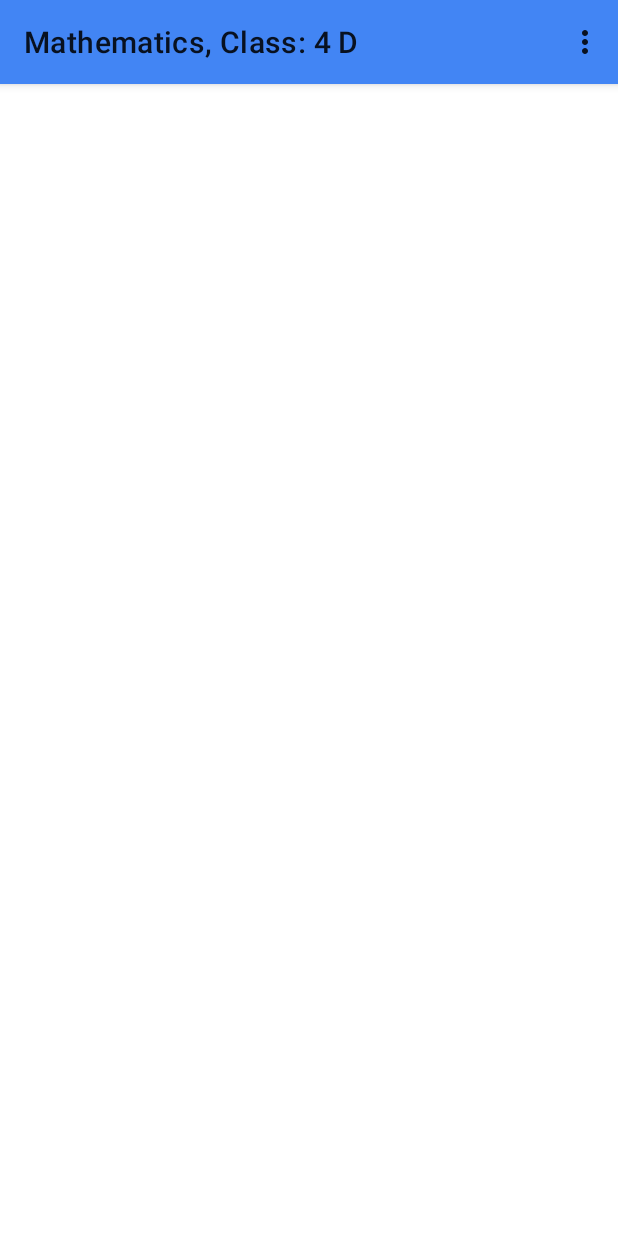
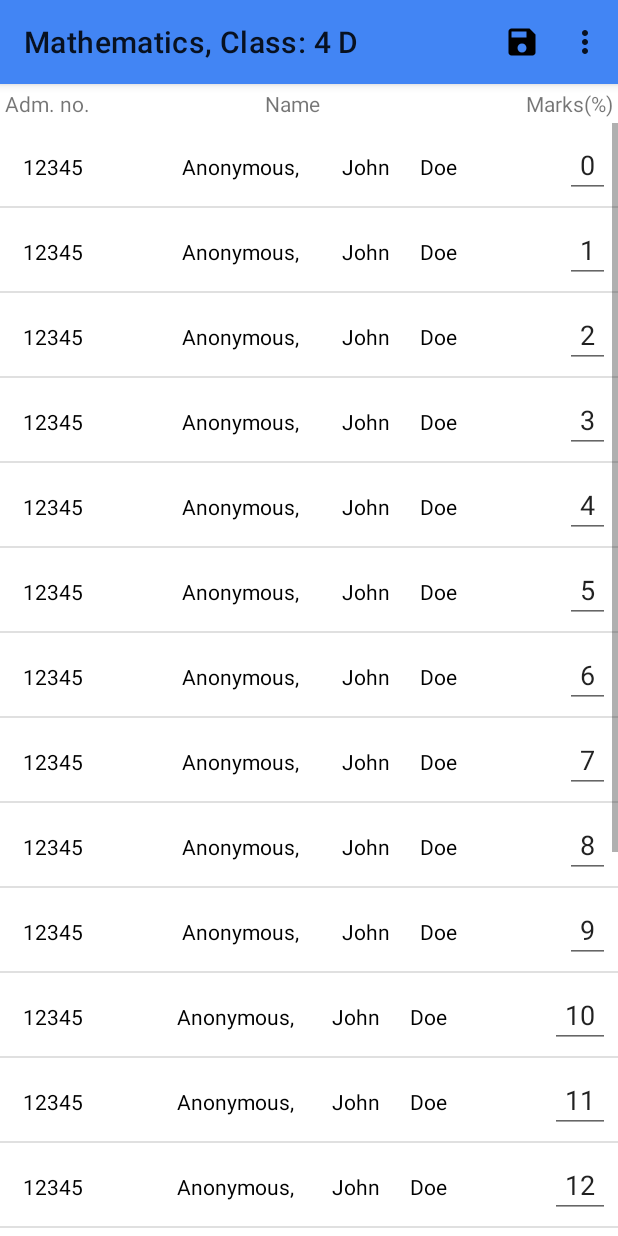
Before and after one commit to Githongo/IsoMarks, an Android app: the screen it shows after launch (EditmarksActivity), after a tap on "Mathematics", on a phone screen of 412 x 824 dp. Run offline under Robolectric (Android 15) with nearby library versions, the phone set to English and light mode, and no system bars.

Commit message:
Edit marks UI updated

```diff
--- /dev/null
+++ b/app/src/main/java/com/blume/edithelpers/EditAdapter.java
@@ -0,0 +1,98 @@
+package com.blume.edithelpers;
+
+import android.content.Context;
+import android.text.Editable;
+import android.text.TextWatcher;
+import android.view.LayoutInflater;
+import android.view.View;
+import android.view.ViewGroup;
+import android.widget.BaseAdapter;
+import android.widget.EditText;
+
+import com.blume.isomarks.R;
+
+import java.util.ArrayList;
+
+public class EditAdapter extends BaseAdapter {
+
+    private Context context;
+    public static ArrayList<EditModel> editModelArrayList;
+
+    public EditAdapter(Context context, ArrayList<EditModel> editModelArrayList) {
+
+        this.context = context;
+        this.editModelArrayList = editModelArrayList;
+    }
+
+    @Override
+    public int getViewTypeCount() {
+        return getCount();
+    }
+    @Override
+    public int getItemViewType(int position) {
+
+        return position;
+    }
+    @Override
+    public int getCount() {
+        return editModelArrayList.size();
+    }
+
+    @Override
+    public Object getItem(int position) {
+        return editModelArrayList.get(position);
+    }
+
+    @Override
+    public long getItemId(int position) {
+        return 0;
+    }
+
+    @Override
+    public View getView(final int position, View convertView, ViewGroup parent) {
+        final ViewHolder holder;
+
+        if (convertView == null) {
+            holder = new ViewHolder();
+            LayoutInflater inflater = (LayoutInflater) context
+                    .getSystemService(Context.LAYOUT_INFLATER_SERVICE);
+            convertView = inflater.inflate(R.layout.item_editmarks, null, true);
+
+            holder.editText = (EditText) convertView.findViewById(R.id.editid);
+
+            convertView.setTag(holder);
+        }else {
+            // the getTag returns the viewHolder object set as a tag to the view
+            holder = (ViewHolder)convertView.getTag();
+        }
+
+        holder.editText.setText(editModelArrayList.get(position).getEditTextValue());
+
+        holder.editText.addTextChangedListener(new TextWatcher() {
+            @Override
+            public void beforeTextChanged(CharSequence charSequence, int i, int i1, int i2) {
+
+            }
+
+            @Override
+            public void onTextChanged(CharSequence charSequence, int i, int i1, int i2) {
+                editModelArrayList.get(position).setEditTextValue(holder.editText.getText().toString());
+
+            }
+
+            @Override
+            public void afterTextChanged(Editable s) {
+
+            }
+
+        });
+
+        return convertView;
+    }
+
+    private class ViewHolder {
+
+        protected EditText editText;
+
+    }
+}
--- /dev/null
+++ b/app/src/main/java/com/blume/edithelpers/EditModel.java
@@ -0,0 +1,13 @@
+package com.blume.edithelpers;
+
+public class EditModel {
+    private String editTextValue;
+
+    public String getEditTextValue() {
+        return editTextValue;
+    }
+
+    public void setEditTextValue(String editTextValue) {
+        this.editTextValue = editTextValue;
+    }
+}
--- a/app/src/main/java/com/blume/isomarks/EditmarksActivity.java
+++ b/app/src/main/java/com/blume/isomarks/EditmarksActivity.java
@@ -7,18 +7,35 @@ import androidx.appcompat.widget.Toolbar;
 import android.os.Bundle;
 import android.view.Menu;
 import android.view.MenuItem;
+import android.widget.ListView;
 import android.widget.Toast;
 
+import com.blume.edithelpers.EditAdapter;
+import com.blume.edithelpers.EditModel;
+
+import java.util.ArrayList;
+
 public class EditmarksActivity extends AppCompatActivity {
+    private ListView editLv;
+    private EditAdapter editAdapter;
+    public ArrayList<EditModel> editModelArrayList;
 
     @Override
     protected void onCreate(Bundle savedInstanceState) {
         super.onCreate(savedInstanceState);
         setContentView(R.layout.activity_editmarks);
-
+        //initializing toolbar
         Toolbar myToolbar = findViewById(R.id.editmarks_toolbar);
         setSupportActionBar(myToolbar);
         setTitle(getIntent().getExtras().getString("subjectName")+", "+getIntent().getExtras().getString("stream"));
+
+        //initializing lv
+        editLv = (ListView) findViewById(R.id.editListView);
+
+        editModelArrayList = populateList();
+        editAdapter = new EditAdapter(this,editModelArrayList);
+        editLv.setAdapter(editAdapter);
+
     }
 
     //inflating toolbar with menu res
@@ -38,6 +55,24 @@ public class EditmarksActivity extends AppCompatActivity {
         if (itemId == R.id.editmarks_menu_sort_by_admno){
             Toast.makeText(EditmarksActivity.this, "Sorted...", Toast.LENGTH_SHORT).show();
         }
+        if (itemId == R.id.editmarks_menu_save){
+            String Mark = EditAdapter.editModelArrayList.get(0).getEditTextValue();
+            Toast.makeText(EditmarksActivity.this, Mark, Toast.LENGTH_SHORT).show();
+        }
         return super.onOptionsItemSelected(item);
     }
+
+    private ArrayList<EditModel> populateList() {
+        ArrayList<EditModel> list = new ArrayList<>();
+
+        for(int i = 0; i < 20; i++){
+            EditModel editModel = new EditModel();
+            editModel.setEditTextValue(String.valueOf(i));
+            list.add(editModel);
+        }
+
+        return list;
+    }
+
+
 }
--- /dev/null
+++ b/app/src/main/res/drawable/ic_save_black_24dp.xml
@@ -0,0 +1,9 @@
+<vector xmlns:android="http://schemas.android.com/apk/res/android"
+        android:width="24dp"
+        android:height="24dp"
+        android:viewportWidth="24.0"
+        android:viewportHeight="24.0">
+    <path
+        android:fillColor="#FF000000"
+        android:pathData="M17,3L5,3c-1.11,0 -2,0.9 -2,2v14c0,1.1 0.89,2 2,2h14c1.1,0 2,-0.9 2,-2L21,7l-4,-4zM12,19c-1.66,0 -3,-1.34 -3,-3s1.34,-3 3,-3 3,1.34 3,3 -1.34,3 -3,3zM15,9L5,9L5,5h10v4z"/>
+</vector>
--- a/app/src/main/res/layout/activity_editmarks.xml
+++ b/app/src/main/res/layout/activity_editmarks.xml
@@ -22,18 +22,34 @@
         app:menu="@menu/actionbar_menu"
         app:popupTheme="@style/ThemeOverlay.AppCompat.Light" />
 
-    <androidx.core.widget.NestedScrollView
+    <androidx.appcompat.widget.LinearLayoutCompat
         android:layout_width="match_parent"
-        android:layout_height="match_parent">
-        <androidx.recyclerview.widget.RecyclerView
+        android:layout_height="wrap_content"
+        android:padding="3dp"
+        >
+        <TextView
+            android:layout_width="0dp"
+            android:layout_height="wrap_content"
+            android:layout_weight="1.0"
+            android:text="Adm. no."/>
+        <TextView
+            android:layout_width="0dp"
+            android:layout_height="wrap_content"
+            android:layout_weight="1.0"
+            android:text="Name"/>
+        <TextView
+            android:layout_width="wrap_content"
+            android:layout_height="wrap_content"
+            android:text="Marks(%)"/>
+
+    </androidx.appcompat.widget.LinearLayoutCompat>
+
+        <ListView
             android:layout_width="match_parent"
             android:layout_height="wrap_content"
-            android:id="@+id/subjectRecyclerView"
-            android:scrollbars="vertical"
-            >
-        </androidx.recyclerview.widget.RecyclerView>
+            android:id="@+id/editListView"
+            ></ListView>
 
-    </androidx.core.widget.NestedScrollView>
 
 
 
--- /dev/null
+++ b/app/src/main/res/layout/item_editmarks.xml
@@ -0,0 +1,51 @@
+<?xml version="1.0" encoding="utf-8"?>
+<LinearLayout xmlns:android="http://schemas.android.com/apk/res/android"
+    android:orientation="vertical" android:layout_width="match_parent"
+    android:layout_height="match_parent">
+
+    <LinearLayout
+        android:layout_width="match_parent"
+        android:layout_height="wrap_content"
+        android:orientation="horizontal"
+        android:padding="5dp">
+
+        <TextView
+            android:layout_width="0dp"
+            android:layout_weight="1.0"
+            android:layout_height="wrap_content"
+            android:textColor="#000"
+            android:padding="10sp"
+            android:text="12345"/>
+        <TextView
+            android:layout_width="0dp"
+            android:layout_weight="1.0"
+            android:layout_height="wrap_content"
+            android:textColor="#000"
+            android:padding="10sp"
+            android:text="Anonymous,"/>
+        <TextView
+            android:layout_width="wrap_content"
+            android:layout_height="wrap_content"
+            android:textColor="#000"
+            android:padding="10sp"
+            android:text="John"/>
+        <TextView
+            android:layout_width="0dp"
+            android:layout_weight="1.0"
+            android:layout_height="wrap_content"
+            android:textColor="#000"
+            android:padding="10sp"
+            android:text="Doe"/>
+
+        <EditText
+            android:id="@+id/editid"
+            android:layout_width="wrap_content"
+            android:layout_height="wrap_content"
+            android:maxLength="2"
+            android:inputType="number"
+            android:padding="10sp"
+            android:text="99" />
+
+    </LinearLayout>
+
+</LinearLayout>
--- a/app/src/main/res/layout/item_subject.xml
+++ b/app/src/main/res/layout/item_subject.xml
@@ -29,6 +29,7 @@
             android:text="Subject"
             android:textSize="30dp"
             android:textStyle="bold"
+            android:textColor="#000"
             />
 
         <TextView
--- a/app/src/main/res/menu/actionbar_menu.xml
+++ b/app/src/main/res/menu/actionbar_menu.xml
@@ -5,7 +5,6 @@
 
     <item android:id="@+id/actionbar_help"
         android:icon="@drawable/ic_help_24px"
-        android:title="@string/action_settings"
         app:showAsAction="ifRoom"/>
     <item android:id="@+id/actionbar_settings"
         android:title="@string/action_settings"
--- a/app/src/main/res/menu/editmarks_menu.xml
+++ b/app/src/main/res/menu/editmarks_menu.xml
@@ -2,6 +2,9 @@
 <menu xmlns:android="http://schemas.android.com/apk/res/android"
     xmlns:app="http://schemas.android.com/apk/res-auto">
 
+    <item android:id="@+id/editmarks_menu_save"
+        android:icon="@drawable/ic_save_black_24dp"
+        app:showAsAction="ifRoom"/>
     <item android:id="@+id/editmarks_menu_sort_a_to_z"
         android:title="@string/action_sort_a_to_z"
         app:showAsAction="never"/>
```
Also changed, not shown: app/src/main/res/layout/activity_register.xml (+2 -71 lines).
